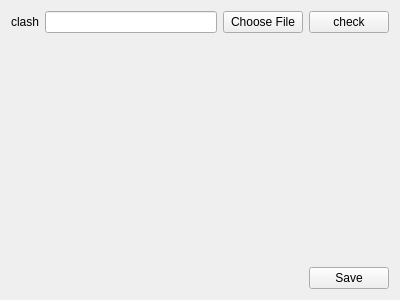
First picture: the form in ui/SettingsWidget.ui, repository ktereyp/bridge, before the edit.
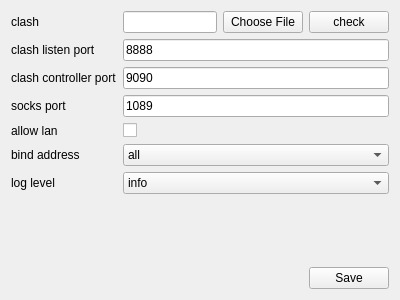
Second picture: the form after the edit.

Commit message: add common configuration for clash

Diff of the .ui file:
```diff
--- a/ui/SettingsWidget.ui
+++ b/ui/SettingsWidget.ui
@@ -16,14 +16,14 @@
   <layout class="QVBoxLayout" name="verticalLayout">
    <item>
     <layout class="QFormLayout" name="formLayout">
-     <item row="0" column="0">
+     <item row="1" column="0">
       <widget class="QLabel" name="label">
        <property name="text">
         <string>clash</string>
        </property>
       </widget>
      </item>
-     <item row="0" column="1">
+     <item row="1" column="1">
       <layout class="QHBoxLayout" name="horizontalLayout_2">
        <item>
         <widget class="QLineEdit" name="clashBinaryFileInput"/>
@@ -44,6 +44,120 @@
        </item>
       </layout>
      </item>
+     <item row="4" column="0">
+      <widget class="QLabel" name="label_2">
+       <property name="text">
+        <string>clash listen port</string>
+       </property>
+      </widget>
+     </item>
+     <item row="4" column="1">
+      <widget class="QLineEdit" name="clashListenPortInput">
+       <property name="text">
+        <string>8888</string>
+       </property>
+      </widget>
+     </item>
+     <item row="5" column="0">
+      <widget class="QLabel" name="label_3">
+       <property name="text">
+        <string>clash controller port</string>
+       </property>
+      </widget>
+     </item>
+     <item row="5" column="1">
+      <widget class="QLineEdit" name="clashControllerPortInput">
+       <property name="text">
+        <string>9090</string>
+       </property>
+      </widget>
+     </item>
+     <item row="6" column="0">
+      <widget class="QLabel" name="label_4">
+       <property name="text">
+        <string>socks port</string>
+       </property>
+      </widget>
+     </item>
+     <item row="6" column="1">
+      <widget class="QLineEdit" name="socksPortInput">
+       <property name="text">
+        <string>1089</string>
+       </property>
+      </widget>
+     </item>
+     <item row="7" column="0">
+      <widget class="QLabel" name="label_5">
+       <property name="text">
+        <string>allow lan</string>
+       </property>
+      </widget>
+     </item>
+     <item row="7" column="1">
+      <widget class="QCheckBox" name="allowLanInput">
+       <property name="text">
+        <string/>
+       </property>
+      </widget>
+     </item>
+     <item row="8" column="0">
+      <widget class="QLabel" name="label_6">
+       <property name="text">
+        <string>bind address</string>
+       </property>
+      </widget>
+     </item>
+     <item row="8" column="1">
+      <widget class="QComboBox" name="bindAddressInput">
+       <item>
+        <property name="text">
+         <string>all</string>
+        </property>
+       </item>
+      </widget>
+     </item>
+     <item row="9" column="0">
+      <widget class="QLabel" name="label_7">
+       <property name="text">
+        <string>log level</string>
+       </property>
+      </widget>
+     </item>
+     <item row="9" column="1">
+      <widget class="QComboBox" name="logLevelInput">
+       <property name="currentText">
+        <string>info</string>
+       </property>
+       <property name="currentIndex">
+        <number>1</number>
+       </property>
+       <item>
+        <property name="text">
+         <string>debug</string>
+        </property>
+       </item>
+       <item>
+        <property name="text">
+         <string>info</string>
+        </property>
+       </item>
+       <item>
+        <property name="text">
+         <string>warning</string>
+        </property>
+       </item>
+       <item>
+        <property name="text">
+         <string>error</string>
+        </property>
+       </item>
+       <item>
+        <property name="text">
+         <string>silent</string>
+        </property>
+       </item>
+      </widget>
+     </item>
     </layout>
    </item>
    <item>
```
The commit also changes 5 other files.
